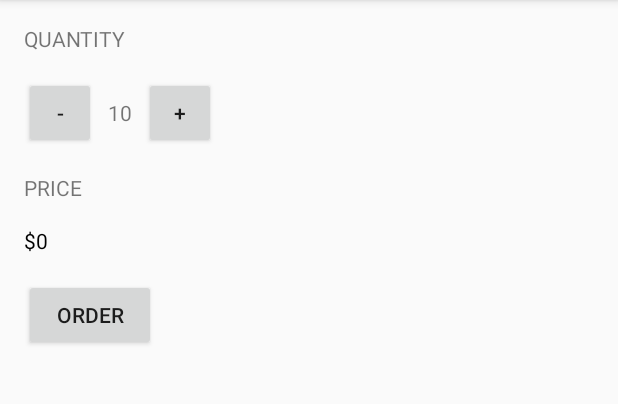
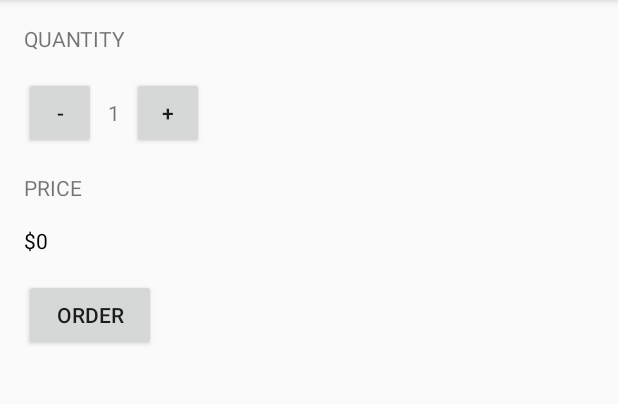
Before and after one commit to suwonsmartapp/Android6ki, an Android app: the screen it shows after launch (CoffeeActivity), on a phone screen of 412 x 824 dp, the part 84-488 px from its top. Run offline under Robolectric (Android 15) with nearby library versions, the phone set to English and light mode, and no system bars.

Commit message:
Coffee 주문 앱  - 수량 조절

```diff
--- a/app/src/main/java/com/example/myapplication/CoffeeActivity.java
+++ b/app/src/main/java/com/example/myapplication/CoffeeActivity.java
@@ -4,9 +4,11 @@ import android.os.Bundle;
 import android.support.v7.app.AppCompatActivity;
 import android.view.View;
 import android.widget.TextView;
-import android.widget.Toast;
 
 public class CoffeeActivity extends AppCompatActivity {
+
+    private TextView mQuantityTextView;
+    private int mQuantity = 1;
 
     // 메인
     @Override
@@ -16,15 +18,22 @@ public class CoffeeActivity extends AppCompatActivity {
         setContentView(R.layout.activity_coffee);
 
         // XML에 있는 View의 레퍼런스를 가져오는 방법
-        TextView quantityTextView = (TextView) findViewById(R.id.quantity_text);
+        mQuantityTextView = (TextView) findViewById(R.id.quantity_text);
 
-        quantityTextView.setText("10");
+//        mQuantityTextView.setText(String.valueOf(mQuantity));
+        mQuantityTextView.setText("" + mQuantity);
     }
 
     public void minusButtonClicked(View view) {
-        Toast.makeText(this, "잘 눌림", Toast.LENGTH_SHORT).show();
+        mQuantity--;
+        if (mQuantity < 0) {
+            mQuantity = 0;
+        }
+        mQuantityTextView.setText("" + mQuantity);
     }
 
     public void plusButtonClicked(View view) {
+        mQuantity++;
+        mQuantityTextView.setText("" + mQuantity);
     }
 }
```
